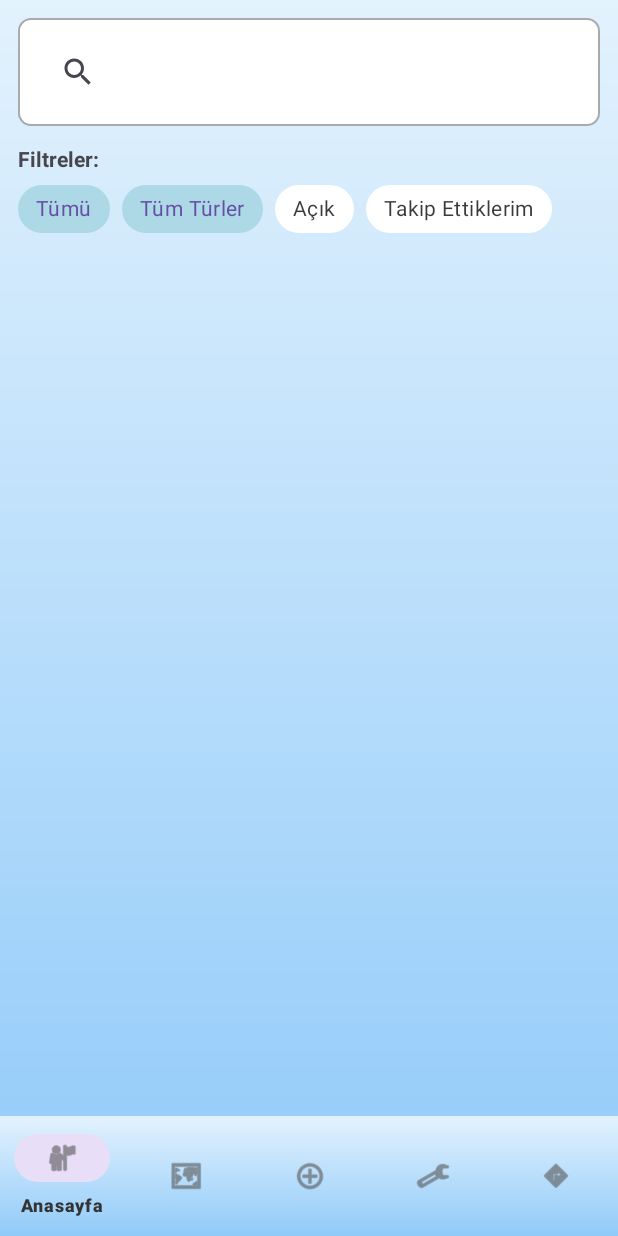
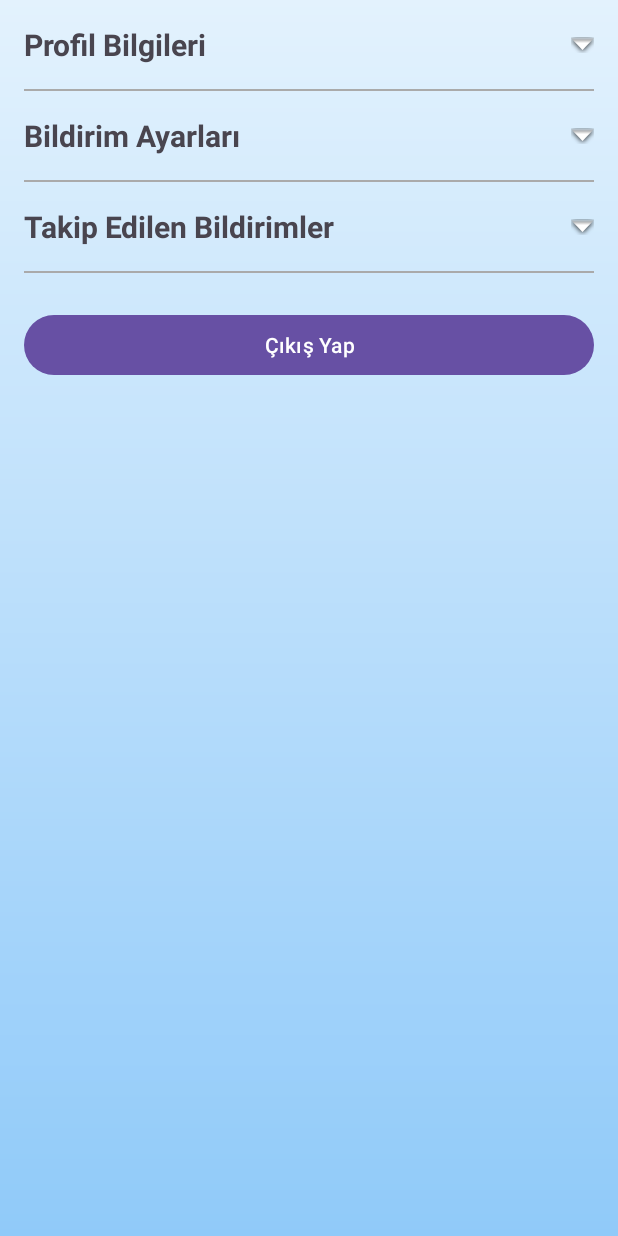
Before and after one commit to SabanCE/MobilProgramlamaProje, an Android app: the screen it shows after launch once a user with an empty profile is signed in (AnasayfaActivity before the commit, ProfileSettingsActivity after it), item 4 of the bottom bar chosen, on a phone screen of 412 x 824 dp. Run offline under Robolectric (Android 15) with nearby library versions, the phone set to English and light mode, and no system bars; our stand-ins replace Firebase (no records; nobody signed in at launch, a user with empty details on screens opened directly).

Commit message:
Profil ve ayarlar ekranı eklendi.

```diff
--- a/app/src/main/AndroidManifest.xml
+++ b/app/src/main/AndroidManifest.xml
@@ -20,6 +20,9 @@
         android:roundIcon="@mipmap/ic_launcher_round"
         android:supportsRtl="true"
         android:theme="@style/Theme.MobilProgramlamaProje">
+        <activity
+            android:name=".ProfileSettingsActivity"
+            android:exported="false" />
         <activity
             android:name=".NotificationDetailActivity"
             android:exported="false" />
@@ -50,7 +53,7 @@
             android:name=".RegisterActivity"
             android:exported="false" />
         <activity
-            android:name="SifremiUnuttumActivity"
+            android:name=".SifremiUnuttumActivity"
             android:exported="false" />
     </application>
 
--- a/app/src/main/java/com/example/mobilprogramlamaproje/AnasayfaActivity.kt
+++ b/app/src/main/java/com/example/mobilprogramlamaproje/AnasayfaActivity.kt
@@ -2,7 +2,6 @@ package com.example.mobilprogramlamaproje
 
 import android.content.Intent
 import android.os.Bundle
-import android.util.Log
 import androidx.appcompat.app.AlertDialog
 import androidx.appcompat.app.AppCompatActivity
 import androidx.appcompat.widget.SearchView
@@ -11,6 +10,7 @@ import com.example.mobilprogramlamaproje.databinding.ActivityAnasayfaBinding
 import com.google.android.material.chip.Chip
 import com.google.firebase.auth.FirebaseAuth
 import com.google.firebase.auth.ktx.auth
+import com.google.firebase.firestore.ListenerRegistration
 import com.google.firebase.firestore.Query
 import com.google.firebase.firestore.ktx.firestore
 import com.google.firebase.ktx.Firebase
@@ -20,8 +20,9 @@ class AnasayfaActivity : AppCompatActivity() {
     private lateinit var auth: FirebaseAuth
     private lateinit var notificationsAdapter: NotificationsAdapter
     private var tumBildirimlerListesi = ArrayList<Notification>()
+    private var notificationTypeSettings: List<String>? = null
+    private var settingsListener: ListenerRegistration? = null
 
-    private val TAG = "AnasayfaActivity_DEBUG"
     private var isUpdatingChipsProgrammatically = false
 
     override fun onCreate(savedInstanceState: Bundle?) {
@@ -31,15 +32,53 @@ class AnasayfaActivity : AppCompatActivity() {
         auth = Firebase.auth
         setupRecyclerView()
         setupListeners()
+        yukleBildirimler()
+    }
+
+    override fun onStart() {
+        super.onStart()
+        attachSettingsListener()
+    }
+
+    override fun onStop() {
+        super.onStop()
+        settingsListener?.remove()
     }
 
     override fun onResume() {
         super.onResume()
-        verileriYukle()
         binding.bottomNavigation.selectedItemId = R.id.nav_home
     }
 
-    private fun verileriYukle() {
+    private fun attachSettingsListener() {
+        settingsListener?.remove() // Önceki listener'ı kaldır
+        val user = auth.currentUser
+        if (user != null) {
+            val settingsRef = Firebase.firestore.collection("user_settings").document(user.uid)
+            settingsListener = settingsRef.addSnapshotListener { snapshot, e ->
+                if (e != null) {
+                    notificationTypeSettings = null
+                    listeyiGuncelle()
+                    return@addSnapshotListener
+                }
+
+                if (snapshot != null && snapshot.exists()) {
+                    val settings = snapshot.get("notification_types") as? List<String>
+                    // Ayarlar boşsa veya hiç yoksa null yap (hepsini göster)
+                    notificationTypeSettings = if (settings.isNullOrEmpty()) null else settings
+                } else {
+                    // Ayar dökümanı yoksa null yap (hepsini göster)
+                    notificationTypeSettings = null
+                }
+                listeyiGuncelle()
+            }
+        } else {
+            notificationTypeSettings = null
+            listeyiGuncelle()
+        }
+    }
+
+    private fun yukleBildirimler() {
         Firebase.firestore.collection("notifications").orderBy("timestamp", Query.Direction.DESCENDING)
             .get()
             .addOnSuccessListener { documents ->
@@ -62,6 +101,11 @@ class AnasayfaActivity : AppCompatActivity() {
         val currentUserId = auth.currentUser?.uid
 
         var filtrelenmisListe = tumBildirimlerListesi.toList()
+
+        // Kullanıcının bildirim ayarlarına göre filtrele
+        notificationTypeSettings?.let { settings ->
+             filtrelenmisListe = filtrelenmisListe.filter { notification -> settings.contains(notification.type) }
+        }
 
         if (!binding.chipTumU.isChecked) {
             if (isAcikSecili) {
@@ -164,16 +208,8 @@ class AnasayfaActivity : AppCompatActivity() {
                     startActivity(Intent(this, BildirimEkleActivity::class.java))
                     true
                 }
-                R.id.nav_profile -> {
-                    auth.signOut()
-                    startActivity(Intent(this, MainActivity::class.java).apply {
-                        flags = Intent.FLAG_ACTIVITY_NEW_TASK or Intent.FLAG_ACTIVITY_CLEAR_TASK
-                    })
-                    finish()
-                    true
-                }
-                R.id.nav_admin_paneli -> {
-                    // TODO: Admin paneli aktivitesini başlat
+                R.id.nav_profile_settings -> {
+                    startActivity(Intent(this, ProfileSettingsActivity::class.java))
                     true
                 }
                 else -> false
--- /dev/null
+++ b/app/src/main/res/drawable/ic_kayip_buluntu.xml
@@ -0,0 +1,20 @@
+<?xml version="1.0" encoding="utf-8"?>
+<layer-list xmlns:android="http://schemas.android.com/apk/res/android">
+
+    <!-- Yellow Box Background -->
+    <item>
+        <shape android:shape="rectangle">
+            <solid android:color="#FFC107"/>
+            <size android:width="24dp" android:height="24dp"/>
+        </shape>
+    </item>
+
+    <!-- Black Question Mark Icon (Standard Android Icon, Centered) -->
+    <item
+        android:drawable="@android:drawable/ic_menu_help"
+        android:gravity="center"
+        android:tint="#000000"
+        android:width="20dp"
+        android:height="20dp" />
+
+</layer-list>
--- /dev/null
+++ b/app/src/main/res/drawable/ic_teknik_ariza.xml
@@ -0,0 +1,9 @@
+<vector xmlns:android="http://schemas.android.com/apk/res/android"
+    android:width="24dp"
+    android:height="24dp"
+    android:viewportWidth="24.0"
+    android:viewportHeight="24.0">
+    <path
+        android:fillColor="#F4511E"
+        android:pathData="M19.43,12.98c0.04,-0.32 0.07,-0.64 0.07,-0.98s-0.03,-0.66 -0.07,-0.98l2.11,-1.65c0.19,-0.15 0.24,-0.42 0.12,-0.64l-2,-3.46c-0.12,-0.22 -0.39,-0.3 -0.61,-0.22l-2.49,1c-0.52,-0.4 -1.08,-0.73 -1.69,-0.98l-0.38,-2.65C14.46,2.18 14.25,2 14,2h-4c-0.25,0 -0.46,0.18 -0.49,0.42L9.13,5.07c-0.61,0.25 -1.17,0.59 -1.69,0.98l-2.49,-1c-0.22,-0.08 -0.49,0 -0.61,0.22l-2,3.46c-0.12,0.22 -0.07,0.49 0.12,0.64l2.11,1.65C4.57,11.34 4.54,11.66 4.54,12s0.03,0.66 0.07,0.98l-2.11,1.65c-0.19,0.15 -0.24,0.42 -0.12,0.64l2,3.46c0.12,0.22 0.39,0.3 0.61,0.22l2.49,-1c0.52,0.4 1.08,0.73 1.69,0.98l0.38,2.65C9.54,21.82 9.75,22 10,22h4c0.25,0 0.46,-0.18 0.49,-0.42l0.38,-2.65c0.61,-0.25 1.17,-0.59 1.69,-0.98l2.49,1c0.22,0.08 0.49,0 0.61,-0.22l2,-3.46c0.12,-0.22 0.07,-0.49 -0.12,-0.64l-2.11,-1.65zM12,15.5c-1.93,0 -3.5,-1.57 -3.5,-3.5s1.57,-3.5 3.5,-3.5 3.5,1.57 3.5,3.5 -1.57,3.5 -3.5,3.5z"/>
+</vector>
--- /dev/null
+++ b/app/src/main/res/layout/activity_profile_settings.xml
@@ -0,0 +1,138 @@
+<?xml version="1.0" encoding="utf-8"?>
+<ScrollView xmlns:android="http://schemas.android.com/apk/res/android"
+    xmlns:app="http://schemas.android.com/apk/res-auto"
+    xmlns:tools="http://schemas.android.com/tools"
+    android:layout_width="match_parent"
+    android:layout_height="match_parent"
+    android:background="@drawable/gradient_background"
+    tools:context=".ProfileSettingsActivity">
+
+    <LinearLayout
+        android:layout_width="match_parent"
+        android:layout_height="wrap_content"
+        android:orientation="vertical"
+        android:padding="16dp">
+
+        <TextView
+            android:id="@+id/headerProfilBilgileri"
+            android:layout_width="match_parent"
+            android:layout_height="wrap_content"
+            android:text="Profil Bilgileri"
+            android:textSize="20sp"
+            android:textStyle="bold"
+            android:drawableEnd="@android:drawable/arrow_down_float" />
+
+        <LinearLayout
+            android:id="@+id/contentProfilBilgileri"
+            android:layout_width="match_parent"
+            android:layout_height="wrap_content"
+            android:orientation="vertical"
+            android:visibility="gone">
+
+            <TextView
+                android:id="@+id/textViewAdSoyad"
+                android:layout_width="wrap_content"
+                android:layout_height="wrap_content"
+                android:layout_marginTop="8dp"
+                android:text="Ad Soyad: " />
+
+            <TextView
+                android:id="@+id/textViewEmail"
+                android:layout_width="wrap_content"
+                android:layout_height="wrap_content"
+                android:layout_marginTop="8dp"
+                android:text="E-posta: " />
+
+            <TextView
+                android:id="@+id/textViewKullaniciRolu"
+                android:layout_width="wrap_content"
+                android:layout_height="wrap_content"
+                android:layout_marginTop="8dp"
+                android:text="Kullanıcı Rolü: " />
+
+            <TextView
+                android:id="@+id/textViewBirim"
+                android:layout_width="wrap_content"
+                android:layout_height="wrap_content"
+                android:layout_marginTop="8dp"
+                android:text="Birim: " />
+        </LinearLayout>
+
+        <View
+            android:layout_width="match_parent"
+            android:layout_height="1dp"
+            android:layout_marginTop="16dp"
+            android:background="@android:color/darker_gray" />
+
+        <TextView
+            android:id="@+id/headerBildirimAyarlari"
+            android:layout_width="match_parent"
+            android:layout_height="wrap_content"
+            android:layout_marginTop="16dp"
+            android:text="Bildirim Ayarları"
+            android:textSize="20sp"
+            android:textStyle="bold"
+            android:drawableEnd="@android:drawable/arrow_down_float" />
+
+        <LinearLayout
+            android:id="@+id/contentBildirimAyarlari"
+            android:layout_width="match_parent"
+            android:layout_height="wrap_content"
+            android:orientation="vertical"
+            android:visibility="gone">
+
+            <CheckBox android:id="@+id/cbHepsi" android:layout_width="wrap_content" android:layout_height="wrap_content" android:text="Hepsi"/>
+            <CheckBox android:id="@+id/cbSaglik" android:layout_width="wrap_content" android:layout_height="wrap_content" android:text="Sağlık"/>
+            <CheckBox android:id="@+id/cbGuvenlik" android:layout_width="wrap_content" android:layout_height="wrap_content" android:text="Güvenlik"/>
+            <CheckBox android:id="@+id/cbCevre" android:layout_width="wrap_content" android:layout_height="wrap_content" android:text="Çevre"/>
+            <CheckBox android:id="@+id/cbKayipBuluntu" android:layout_width="wrap_content" android:layout_height="wrap_content" android:text="Kayıp-Buluntu"/>
+            <CheckBox android:id="@+id/cbTeknikAriza" android:layout_width="wrap_content" android:layout_height="wrap_content" android:text="Teknik Arıza"/>
+
+        </LinearLayout>
+
+        <View
+            android:layout_width="match_parent"
+            android:layout_height="1dp"
+            android:layout_marginTop="16dp"
+            android:background="@android:color/darker_gray" />
+
+        <TextView
+            android:id="@+id/headerTakipEdilenBildirimler"
+            android:layout_width="match_parent"
+            android:layout_height="wrap_content"
+            android:layout_marginTop="16dp"
+            android:text="Takip Edilen Bildirimler"
+            android:textSize="20sp"
+            android:textStyle="bold"
+            android:drawableEnd="@android:drawable/arrow_down_float" />
+
+        <LinearLayout
+            android:id="@+id/contentTakipEdilenBildirimler"
+            android:layout_width="match_parent"
+            android:layout_height="wrap_content"
+            android:orientation="vertical"
+            android:visibility="gone">
+
+            <androidx.recyclerview.widget.RecyclerView
+                android:id="@+id/followedNotificationsRecyclerView"
+                android:layout_width="match_parent"
+                android:layout_height="wrap_content"
+                android:layout_marginTop="8dp" />
+
+        </LinearLayout>
+
+        <View
+            android:layout_width="match_parent"
+            android:layout_height="1dp"
+            android:layout_marginTop="16dp"
+            android:background="@android:color/darker_gray" />
+
+        <Button
+            android:id="@+id/buttonCikisYap"
+            android:layout_width="match_parent"
+            android:layout_height="wrap_content"
+            android:layout_marginTop="24dp"
+            android:text="Çıkış Yap" />
+
+    </LinearLayout>
+</ScrollView>
--- a/app/src/main/res/menu/bottom_nav_menu.xml
+++ b/app/src/main/res/menu/bottom_nav_menu.xml
@@ -1,33 +1,24 @@
 <?xml version="1.0" encoding="utf-8"?>
-<menu xmlns:android="http://schemas.android.com/apk/res/android"
-
-    >
-
+<menu xmlns:android="http://schemas.android.com/apk/res/android">
 
     <item
         android:id="@+id/nav_home"
         android:icon="@android:drawable/ic_menu_myplaces"
-    android:title="Anasayfa" />
+        android:title="Anasayfa" />
 
     <item
         android:id="@+id/nav_map"
         android:icon="@android:drawable/ic_menu_mapmode"
-    android:title="Harita" />
+        android:title="Harita" />
 
     <item
         android:id="@+id/nav_create"
         android:icon="@android:drawable/ic_menu_add"
-    android:title="Oluştur" />
+        android:title="Oluştur" />
 
     <item
-        android:id="@+id/nav_profile"
+        android:id="@+id/nav_profile_settings"
         android:icon="@android:drawable/ic_menu_manage"
-    android:title="Profil" />
-    <item
-        android:id="@+id/nav_admin_paneli"
-        android:icon="@android:drawable/ic_menu_directions"
-    android:title="Admin Paneli"
-
-        />
+        android:title="Profil Ve Ayarlar" />
 
 </menu>
```
Also changed, not shown: app/src/main/java/com/example/mobilprogramlamaproje/NotificationsAdapter.kt (+8 -13 lines), app/src/main/java/com/example/mobilprogramlamaproje/ProfileSettingsActivity.kt (added, +201 -0 lines).
